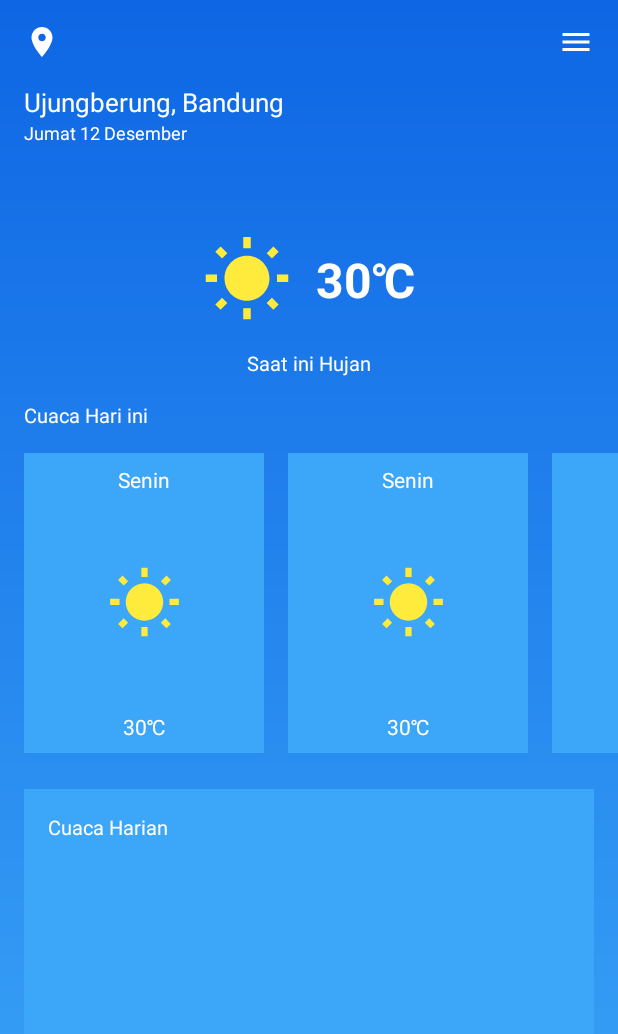
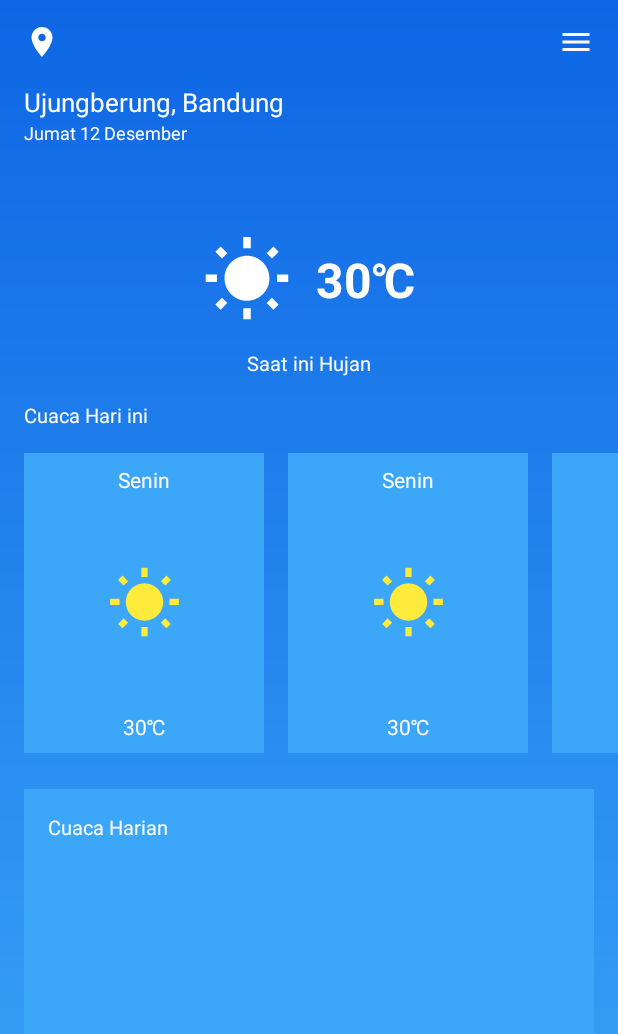
Before and after one commit to congfandi/AsistenHujan, an Android app: the screen it shows after launch (MainActivity), on a phone screen of 412 x 824 dp. Shown: the top 1034 px of the screen. Run offline under Robolectric (Android 15) with nearby library versions, the phone set to English and light mode, and no system bars.

Commit message:
finish main

```diff
--- /dev/null
+++ b/app/src/main/java/com/thengoding/asistenhujan/extentions/AsistenExtention.kt
@@ -0,0 +1,6 @@
+import android.widget.ImageView
+import com.bumptech.glide.Glide
+
+fun ImageView.setImage(icon: String) {
+    Glide.with(context).load("https://www.weatherbit.io/static/img/icons/$icon.png").into(this)
+}
--- a/app/src/main/java/com/thengoding/asistenhujan/viewmodels/CurrentViewModel.kt
+++ b/app/src/main/java/com/thengoding/asistenhujan/viewmodels/CurrentViewModel.kt
@@ -20,7 +20,7 @@ class CurrentViewModel : ViewModel() {
 
     internal fun loadData() {
         val apiService = ApiClient.config()?.create(ApiService::class.java)
-        val request = apiService?.current("-7.054360", "113.422670", API_KEY)
+        val request = apiService?.current("-6.915222", "107.6807272", API_KEY)
         request?.enqueue(object : Callback<CurrentResponse> {
             override fun onFailure(call: Call<CurrentResponse>, t: Throwable) {
                 Log.e("gagal cuy", t.toString())
@@ -31,7 +31,7 @@ class CurrentViewModel : ViewModel() {
                 response: Response<CurrentResponse>
             ) {
                 Log.e("sukses cuy", "${response.body()?.toString()}")
-//                currentData.postValue(response.body()?.currentData?.get(0))
+                currentData.postValue(response.body()?.data?.get(0))
             }
 
         })
--- a/app/src/main/res/layout/activity_main.xml
+++ b/app/src/main/res/layout/activity_main.xml
@@ -74,10 +74,10 @@
                     android:id="@+id/img_weather_status"
                     android:layout_width="60dp"
                     android:layout_height="60dp"
-                    android:src="@drawable/ic_wb_sunny_white_24dp"
-                    android:tint="@color/kuning" />
+                    android:src="@drawable/ic_wb_sunny_white_24dp" />
 
                 <TextView
+                    android:id="@+id/txt_weather_temp"
                     android:layout_width="wrap_content"
                     android:layout_height="wrap_content"
                     android:layout_centerVertical="true"
```
Also changed, not shown: app/src/main/java/com/thengoding/asistenhujan/core/MainActivity.kt (+6 -1 lines).
